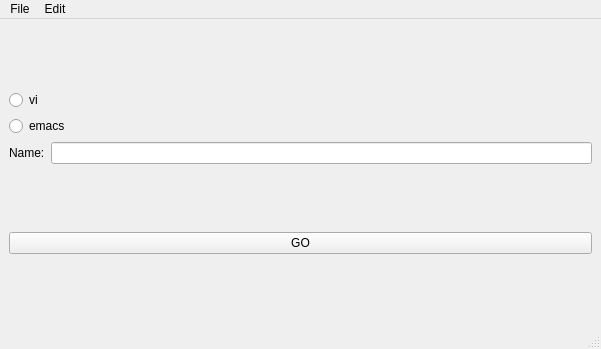
The window that bigdemo.ui (nomaxpi/20191028AdvPython) describes before a commit, drawn with Qt 5.
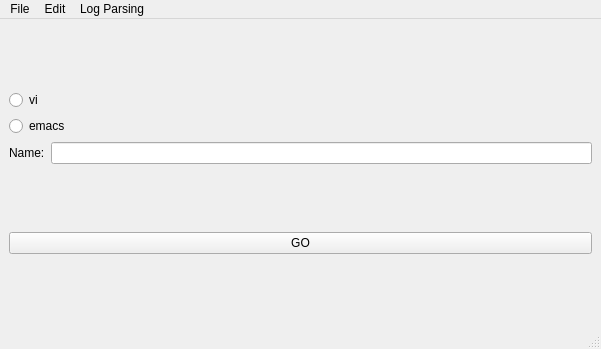
The same window after the commit.

```diff
--- a/bigdemo.ui
+++ b/bigdemo.ui
@@ -80,8 +80,15 @@
     <addaction name="actionCopy"/>
     <addaction name="actionPaste"/>
    </widget>
+   <widget class="QMenu" name="menuLog_Parsing">
+    <property name="title">
+     <string>Log Parsing</string>
+    </property>
+    <addaction name="actionStart_Parsing"/>
+   </widget>
    <addaction name="menuFile"/>
    <addaction name="menuEdit"/>
+   <addaction name="menuLog_Parsing"/>
   </widget>
   <widget class="QStatusBar" name="statusbar"/>
   <action name="actionOpen">
```
Left out of the diff: 30 changed lines with no effect on the pictures.
